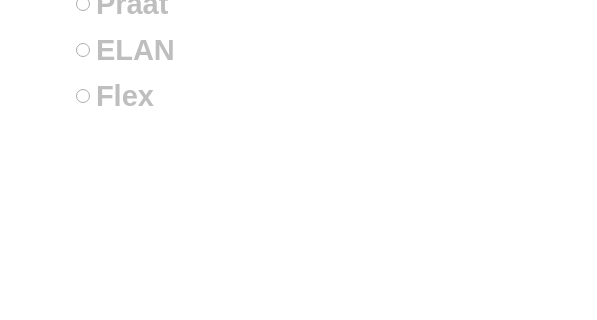
nicofirst1/CorpusCompass, file corpuscompass/view/res/speaker_format_tab.ui: the form before one commit; both pictures show x 0 to 597 and y 230 to 550 of the 1280 by 720 pixel window.
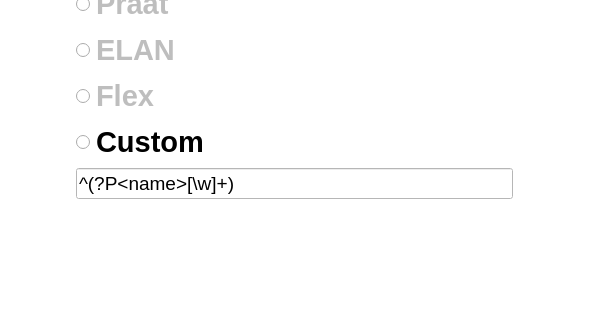
The form after the commit. Icons and pictures are not drawn.

Commit message: Enhance speaker format handling with custom regex support and UI updates

What changed in the file:
```diff
--- a/corpuscompass/view/res/speaker_format_tab.ui
+++ b/corpuscompass/view/res/speaker_format_tab.ui
@@ -341,6 +341,92 @@
             </size>
            </property>
           </spacer>
+         </item> 
+        <item row="6" column="0">
+          <widget class="QRadioButton" name="radbtn_sp_custom">
+           <property name="sizePolicy">
+            <sizepolicy hsizetype="Maximum" vsizetype="Fixed">
+             <horstretch>0</horstretch>
+             <verstretch>0</verstretch>
+            </sizepolicy>
+           </property>
+           <property name="font">
+            <font>
+             <pointsize>22</pointsize>
+             <bold>true</bold>
+            </font>
+           </property>
+           <property name="text">
+            <string>Custom</string>
+           </property>
+           <property name="iconSize">
+            <size>
+             <width>16</width>
+             <height>16</height>
+            </size>
+           </property>
+          </widget>
+         </item>
+         <item row="6" column="2">
+          <widget class="QLabel" name="label_sp_help_custom">
+           <property name="sizePolicy">
+            <sizepolicy hsizetype="Maximum" vsizetype="Maximum">
+             <horstretch>0</horstretch>
+             <verstretch>0</verstretch>
+            </sizepolicy>
+           </property>
+           <property name="maximumSize">
+            <size>
+             <width>24</width>
+             <height>24</height>
+            </size>
+           </property>
+           <property name="toolTip">
+            <string>Your custom regular expression MUST contain a named capturing group called 'name'.
+            This tells the program which part of the match is the speaker's name.
+
+            The syntax is: (?P&lt;name&gt;...)
+
+            Example 1:
+            If your format is "SPEAKER1:", the regex could be:
+            (?P&lt;name&gt;\w+):
+            - (?P&lt;name&gt;...) captures the name.
+            - \w+ matches one or more letters/numbers.
+            - : matches the literal colon.
+
+            Example 2:
+            If your format is "Speaker - John Doe", the regex could be:
+            Speaker - (?P&lt;name&gt;[\w\s]+)
+            - [\w\s]+ matches letters, numbers, and spaces.</string>
+           </property>
+           <property name="pixmap">
+            <pixmap resource="resources.qrc">:/images/images/Help_Icon.svg</pixmap>
+           </property>
+           <property name="scaledContents">
+            <bool>true</bool>
+           </property>
+          </widget>
+         </item>
+         <item row="7" column="0" colspan="3">
+          <widget class="QLineEdit" name="lineEdit_sp_custom">
+           <property name="sizePolicy">
+            <sizepolicy hsizetype="Minimum" vsizetype="Fixed">
+             <horstretch>0</horstretch>
+             <verstretch>0</verstretch>
+            </sizepolicy>
+           </property>
+           <property name="font">
+            <font>
+             <pointsize>14</pointsize>
+            </font>
+           </property>
+           <property name="placeholderText">
+            <string>Enter custom regex, e.g. (?P&lt;name&gt;\w+):</string>
+           </property>
+           <property name="text">
+            <string>^(?P&lt;name&gt;[\w]+)</string>
+           </property>
+          </widget>
          </item>
         </layout>
        </widget>
```
Left out of the diff: 12 changed lines with no effect on the pictures. The commit also changes 7 other files.
